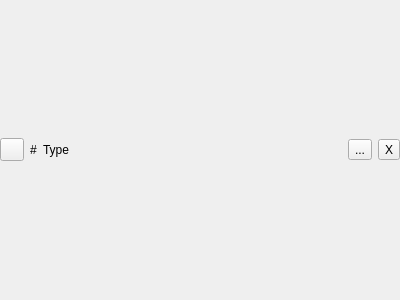
Before: the Qt Designer form Gui/IEC/IECAsciiPrinterRowWidget.ui in mzsoftsoftware/C64Foundry, drawn with Qt 5.
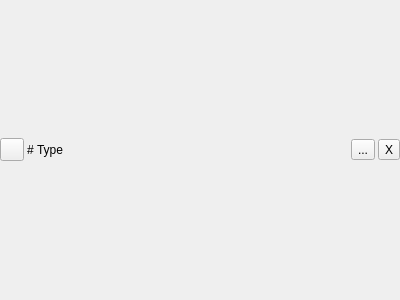
After: the same form once the commit is applied. Icons and pictures are not drawn. Custom widgets are drawn as their Qt base class.

Patch:
```diff
--- a/Gui/IEC/IECAsciiPrinterRowWidget.ui
+++ b/Gui/IEC/IECAsciiPrinterRowWidget.ui
@@ -14,6 +14,9 @@
    <string>Form</string>
   </property>
   <layout class="QHBoxLayout" name="horizontalLayout">
+   <property name="spacing">
+    <number>3</number>
+   </property>
    <property name="leftMargin">
     <number>0</number>
    </property>
```
